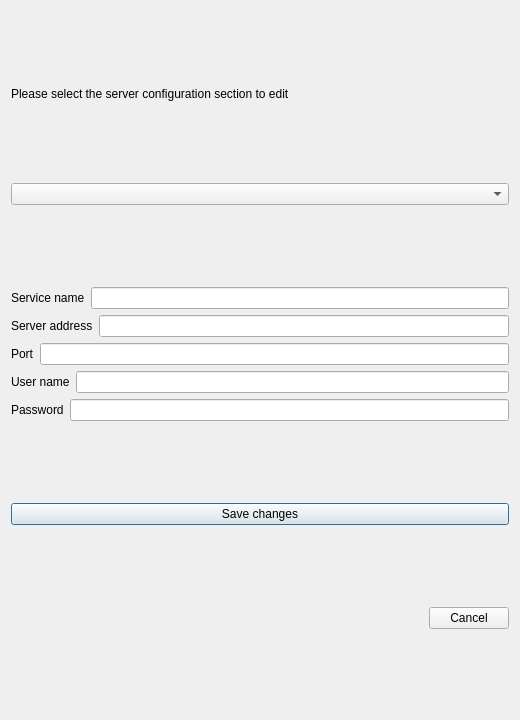
First picture: the form in mapbender_plugin/dialogs/ui/edit_server_section_dialog.ui, repository WhereGroup/QGIS2Mapbender, before the edit.
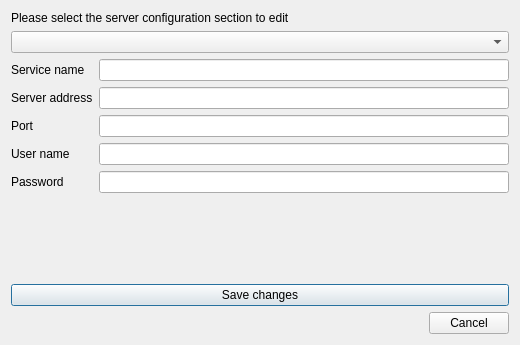
Second picture: the form after the edit.

Diff of the .ui file:
```diff
--- a/mapbender_plugin/dialogs/ui/edit_server_section_dialog.ui
+++ b/mapbender_plugin/dialogs/ui/edit_server_section_dialog.ui
@@ -7,7 +7,7 @@
     <x>0</x>
     <y>0</y>
     <width>520</width>
-    <height>720</height>
+    <height>345</height>
    </rect>
   </property>
   <property name="windowTitle">
@@ -31,76 +31,56 @@
     <widget class="QComboBox" name="editSectionComboBox"/>
    </item>
    <item>
-    <layout class="QVBoxLayout" name="verticalLayout_3">
-     <item>
-      <layout class="QHBoxLayout" name="horizontalLayout_4">
-       <item>
+    <layout class="QFormLayout" name="formLayout">
+     <item row="0" column="0">
         <widget class="QLabel" name="editServiceNameLabel">
          <property name="text">
           <string>Service name</string>
          </property>
         </widget>
        </item>
-       <item>
-        <widget class="QLineEdit" name="editServiceNameLineEdit"/>
-       </item>
-      </layout>
-     </item>
-     <item>
-      <layout class="QHBoxLayout" name="horizontalLayout_6">
-       <item>
+     <item row="1" column="0">
         <widget class="QLabel" name="editServerAddressLabel">
          <property name="text">
           <string>Server address</string>
          </property>
         </widget>
        </item>
-       <item>
-        <widget class="QLineEdit" name="editServerAddressLineEdit"/>
-       </item>
-      </layout>
-     </item>
-     <item>
-      <layout class="QHBoxLayout" name="horizontalLayout_2">
-       <item>
+     <item row="2" column="0">
         <widget class="QLabel" name="editPortLabel">
          <property name="text">
           <string>Port</string>
          </property>
         </widget>
        </item>
-       <item>
-        <widget class="QLineEdit" name="editPortLineEdit"/>
-       </item>
-      </layout>
-     </item>
-     <item>
-      <layout class="QHBoxLayout" name="horizontalLayout">
-       <item>
+     <item row="3" column="0">
         <widget class="QLabel" name="editUserNameLabel">
          <property name="text">
           <string>User name</string>
          </property>
         </widget>
        </item>
-       <item>
-        <widget class="QLineEdit" name="editUserNameLineEdit"/>
-       </item>
-      </layout>
-     </item>
-     <item>
-      <layout class="QHBoxLayout" name="horizontalLayout_5">
-       <item>
+     <item row="4" column="0">
         <widget class="QLabel" name="editPasswordLabel">
          <property name="text">
           <string>Password</string>
          </property>
         </widget>
        </item>
-       <item>
+     <item row="0" column="1">
+      <widget class="QLineEdit" name="editServiceNameLineEdit"/>
+     </item>
+     <item row="1" column="1">
+      <widget class="QLineEdit" name="editServerAddressLineEdit"/>
+     </item>
+     <item row="2" column="1">
+      <widget class="QLineEdit" name="editPortLineEdit"/>
+     </item>
+     <item row="3" column="1">
+      <widget class="QLineEdit" name="editUserNameLineEdit"/>
+     </item>
+     <item row="4" column="1">
         <widget class="QLineEdit" name="editPasswordLineEdit"/>
-       </item>
-      </layout>
      </item>
     </layout>
    </item>
```
Lines whose indentation alone changed are shown as unchanged.
